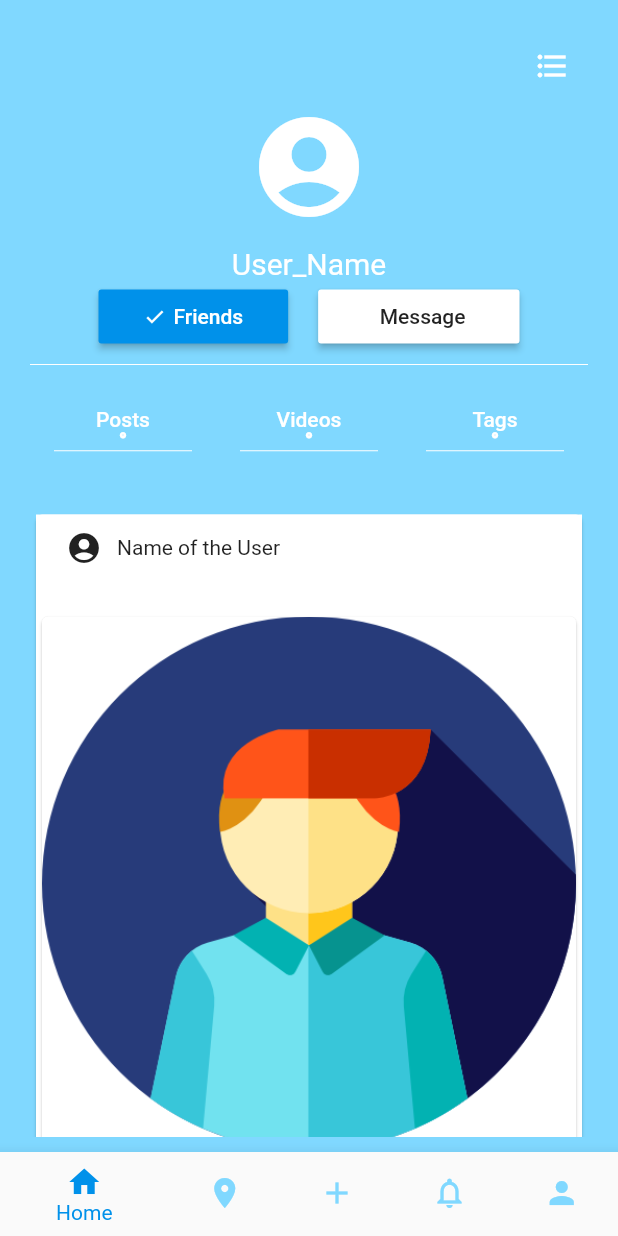
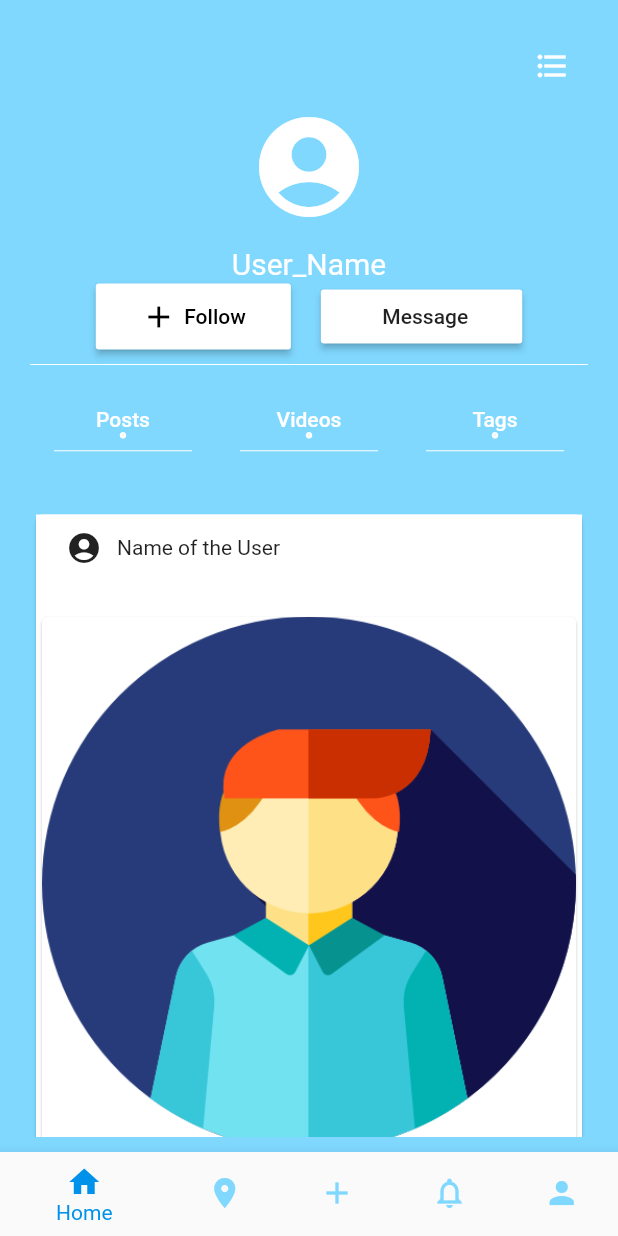
Before and after one commit to utsavgupta460/FaceLink, a Flutter app: the Profile screen opened directly, on a phone screen of 412 x 824 dp. Run offline on Flutter 3.47's test engine with Material 2 defaults, Android fonts, the phone set to English and light mode, and no system bars.

Commit message:
II commit

```diff
--- a/lib/Profile.dart
+++ b/lib/Profile.dart
@@ -1,6 +1,8 @@
+import 'package:flutter/cupertino.dart';
 import 'package:flutter/material.dart';
+
+import 'NavigationsButton.dart';
 import 'post_container.dart';
-import 'NavigationsButton.dart';
 
 class Profile extends StatefulWidget {
   @override
@@ -12,7 +14,9 @@ class _ProfileState extends State<Profile> {
   Expanded profile_button(String button_name) {
     return Expanded(
       child: FlatButton(
-        onPressed: () {},
+        onPressed: () {
+          print('me');
+        },
         child: Column(
           children: <Widget>[
             Container(
@@ -109,29 +113,24 @@ class _ProfileState extends State<Profile> {
             Row(
               mainAxisAlignment: MainAxisAlignment.center,
               children: <Widget>[
-                RaisedButton(
-                  // margin: EdgeInsets.symmetric(
-                  //     vertical: 20.0, horizontal: 10.0),
-
-                  onPressed: () {},
-                  color: Colors.lightBlueAccent[700],
-                  padding: EdgeInsets.symmetric(vertical: 10, horizontal: 30),
-                  child: Row(
-                    mainAxisAlignment: MainAxisAlignment.center,
-                    children: <Widget>[
-                      Icon(
-                        Icons.check,
-                        color: Colors.white,
-                        size: 15,
-                      ),
-                      SizedBox(width: 5),
-                      Text(
-                        'Friends',
-                        style: TextStyle(color: Colors.white),
-                      ),
-                    ],
-                  ),
-                ),
+                FriendButton(
+                    state
+                        ? Text(
+                            "Friends",
+                            style: TextStyle(color: Colors.white),
+                          )
+                        : Text(
+                            "Follow",
+                            style: TextStyle(color: Colors.black),
+                          ),
+                    state
+                        ? Icon(Icons.check, color: Colors.white)
+                        : Icon(
+                            Icons.add,
+                            color: Colors.black,
+                          ),
+                    state ? Colors.blueAccent : Colors.white,
+                    changeState),
                 SizedBox(
                   width: 20,
                 ),
@@ -184,3 +183,30 @@ class _ProfileState extends State<Profile> {
     );
   }
 }
+
+class FriendButton extends StatelessWidget {
+  final Function onPressed;
+  final Text friendStatus;
+  final Icon friendStatusIcon;
+  final Color friendStatusColor;
+
+  FriendButton(this.friendStatus, this.friendStatusIcon, this.friendStatusColor,
+      this.onPressed);
+
+  @override
+  Widget build(BuildContext context) {
+    return RaisedButton(
+      onPressed: onPressed,
+      color: friendStatusColor,
+      padding: EdgeInsets.symmetric(vertical: 10, horizontal: 30),
+      child: Row(
+        mainAxisAlignment: MainAxisAlignment.center,
+        children: <Widget>[
+          friendStatusIcon,
+          SizedBox(width: 5),
+          friendStatus,
+        ],
+      ),
+    );
+  }
+}
--- a/lib/main.dart
+++ b/lib/main.dart
@@ -1,30 +1,21 @@
-import 'package:facial_social_media1/MyHomePage.dart';
 import 'package:facial_social_media1/Profile.dart';
 import 'package:flutter/material.dart';
 
 void main() {
   runApp(MyApp());
 }
+
 class MyApp extends StatefulWidget {
   @override
   _MyAppState createState() => _MyAppState();
 }
+
 class _MyAppState extends State<MyApp> {
-
   @override
   Widget build(BuildContext context) {
     return MaterialApp(
       title: 'Flutter Demo',
-      // theme: ThemeData(
-      //   primaryColor: Color(0xff80d8ff),
-      //   primarySwatch: Colors.blue,
-      // ),
-        home: MyHomePage(),
-    //   initialRoute:'Profile',
-    //     routes:{
-    //       'myHomePage':(context)=>MyHomePage(),
-    //       'Profile':(context)=>Profile(),
-    // },
+      home: Profile(),
     );
   }
 }
```
Also changed, not shown: pubspec.lock.
